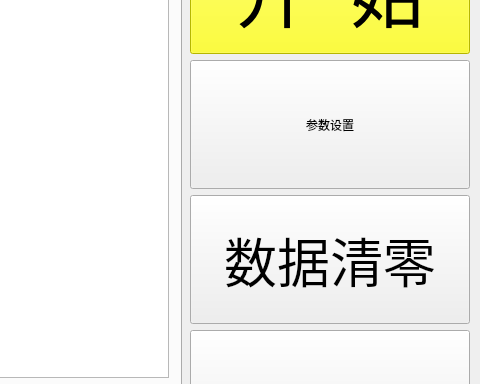
First picture: the form in Device360/Device360.ui, repository zhaoxiaochun-art/360, before the edit; both pictures show x 288 to 768 and y 895 to 1279 of the 768 by 1366 pixel window.
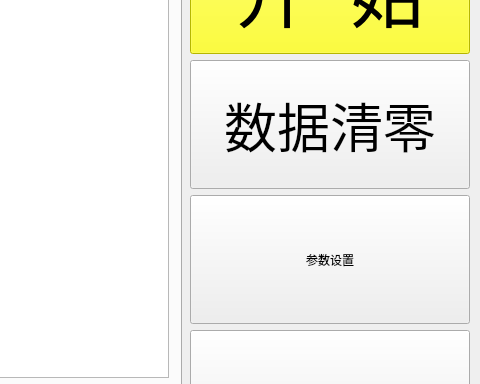
Second picture: the form after the edit. Custom widgets are drawn as their Qt base class.

Patch:
```diff
--- a/Device360/Device360.ui
+++ b/Device360/Device360.ui
@@ -457,6 +457,68 @@
          <item>
           <layout class="QGridLayout" name="gridLayout_3">
            <item row="1" column="0">
+            <widget class="QPushButton" name="Button_ParaSet">
+             <property name="sizePolicy">
+              <sizepolicy hsizetype="Preferred" vsizetype="Preferred">
+               <horstretch>0</horstretch>
+               <verstretch>0</verstretch>
+              </sizepolicy>
+             </property>
+             <property name="minimumSize">
+              <size>
+               <width>280</width>
+               <height>129</height>
+              </size>
+             </property>
+             <property name="maximumSize">
+              <size>
+               <width>280</width>
+               <height>129</height>
+              </size>
+             </property>
+             <property name="styleSheet">
+              <string notr="true">font: 40pt &quot;幼圆&quot;;</string>
+             </property>
+             <property name="text">
+              <string>参数设置</string>
+             </property>
+             <property name="checkable">
+              <bool>false</bool>
+             </property>
+            </widget>
+           </item>
+           <item row="4" column="0">
+            <widget class="QPushButton" name="Button_Exit">
+             <property name="sizePolicy">
+              <sizepolicy hsizetype="Preferred" vsizetype="Preferred">
+               <horstretch>0</horstretch>
+               <verstretch>0</verstretch>
+              </sizepolicy>
+             </property>
+             <property name="minimumSize">
+              <size>
+               <width>280</width>
+               <height>129</height>
+              </size>
+             </property>
+             <property name="maximumSize">
+              <size>
+               <width>280</width>
+               <height>129</height>
+              </size>
+             </property>
+             <property name="styleSheet">
+              <string notr="true">font: 40pt &quot;幼圆&quot;;</string>
+             </property>
+             <property name="text">
+              <string>退  出</string>
+             </property>
+             <property name="checkable">
+              <bool>false</bool>
+             </property>
+            </widget>
+           </item>
+           <item row="0" column="0">
             <widget class="QPushButton" name="Button_CountReset">
              <property name="sizePolicy">
               <sizepolicy hsizetype="Preferred" vsizetype="Preferred">
@@ -496,68 +558,6 @@
              </property>
             </widget>
            </item>
-           <item row="3" column="0">
-            <widget class="QPushButton" name="Button_Exit">
-             <property name="sizePolicy">
-              <sizepolicy hsizetype="Preferred" vsizetype="Preferred">
-               <horstretch>0</horstretch>
-               <verstretch>0</verstretch>
-              </sizepolicy>
-             </property>
-             <property name="minimumSize">
-              <size>
-               <width>280</width>
-               <height>129</height>
-              </size>
-             </property>
-             <property name="maximumSize">
-              <size>
-               <width>280</width>
-               <height>129</height>
-              </size>
-             </property>
-             <property name="styleSheet">
-              <string notr="true">font: 40pt &quot;幼圆&quot;;</string>
-             </property>
-             <property name="text">
-              <string>退  出</string>
-             </property>
-             <property name="checkable">
-              <bool>false</bool>
-             </property>
-            </widget>
-           </item>
-           <item row="0" column="0">
-            <widget class="QPushButton" name="Button_ParaSet">
-             <property name="sizePolicy">
-              <sizepolicy hsizetype="Preferred" vsizetype="Preferred">
-               <horstretch>0</horstretch>
-               <verstretch>0</verstretch>
-              </sizepolicy>
-             </property>
-             <property name="minimumSize">
-              <size>
-               <width>280</width>
-               <height>129</height>
-              </size>
-             </property>
-             <property name="maximumSize">
-              <size>
-               <width>280</width>
-               <height>129</height>
-              </size>
-             </property>
-             <property name="styleSheet">
-              <string notr="true">font: 40pt &quot;幼圆&quot;;</string>
-             </property>
-             <property name="text">
-              <string>参数设置</string>
-             </property>
-             <property name="checkable">
-              <bool>false</bool>
-             </property>
-            </widget>
-           </item>
           </layout>
          </item>
         </layout>
```
